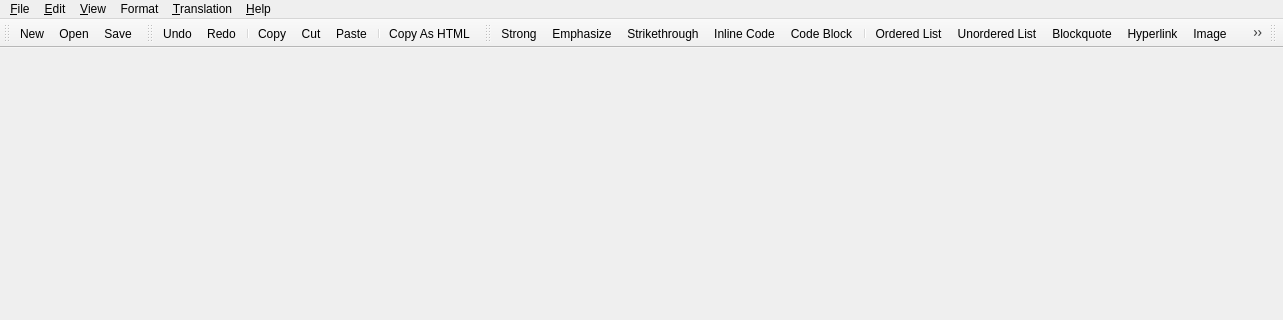
The window that client/mainwindow.ui (missdeer/KarenMeu) describes before a commit, drawn with Qt 5; both pictures show x 0 to 1283 and y 0 to 320 of the 1283 by 671 pixel window.
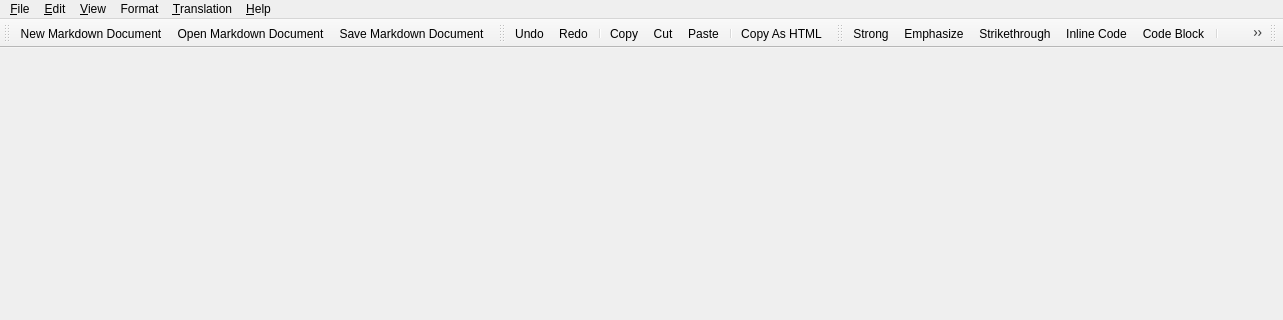
The same window after the commit. Icons and pictures are not drawn.

```diff
--- a/client/mainwindow.ui
+++ b/client/mainwindow.ui
@@ -251,7 +251,7 @@
      <normaloff>:/rc/images/new.png</normaloff>:/rc/images/new.png</iconset>
    </property>
    <property name="text">
-    <string>&amp;New</string>
+    <string>&amp;New Markdown Document</string>
    </property>
    <property name="shortcut">
     <string>Ctrl+N</string>
@@ -263,7 +263,7 @@
      <normaloff>:/rc/images/open.png</normaloff>:/rc/images/open.png</iconset>
    </property>
    <property name="text">
-    <string>&amp;Open...</string>
+    <string>&amp;Open Markdown Document...</string>
    </property>
    <property name="shortcut">
     <string>Ctrl+O</string>
@@ -275,7 +275,7 @@
      <normaloff>:/rc/images/save.png</normaloff>:/rc/images/save.png</iconset>
    </property>
    <property name="text">
-    <string>&amp;Save</string>
+    <string>&amp;Save Markdown Document</string>
    </property>
    <property name="shortcut">
     <string>Ctrl+S</string>
```
Left out of the diff: 6 changed lines with no effect on the pictures.
